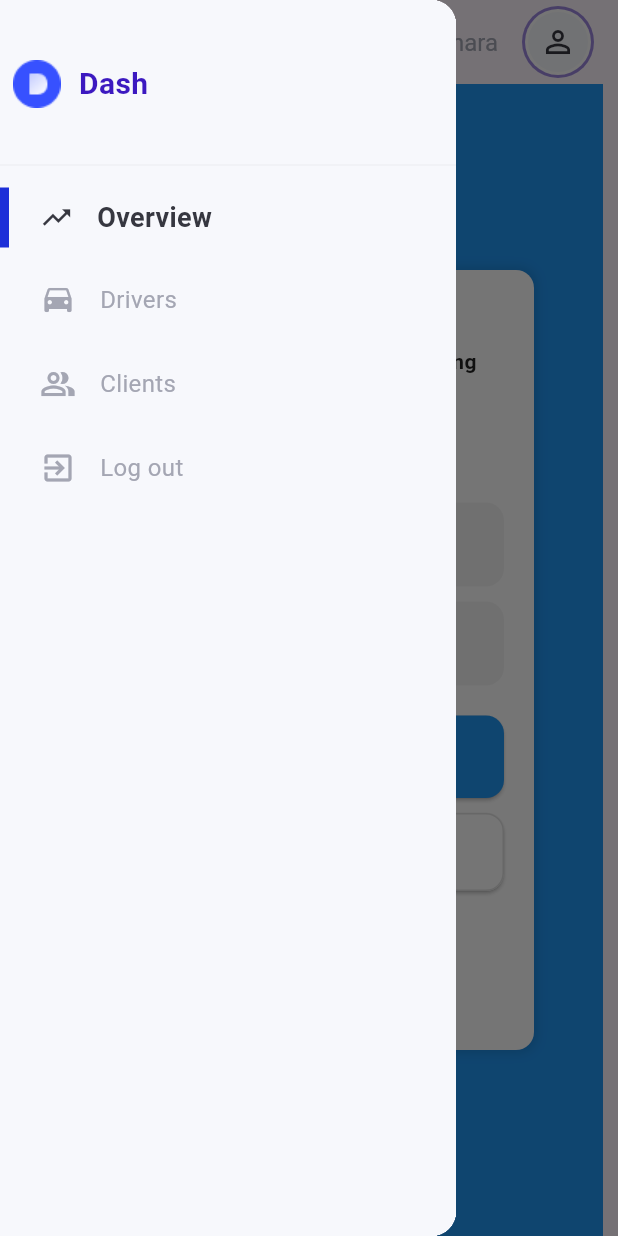
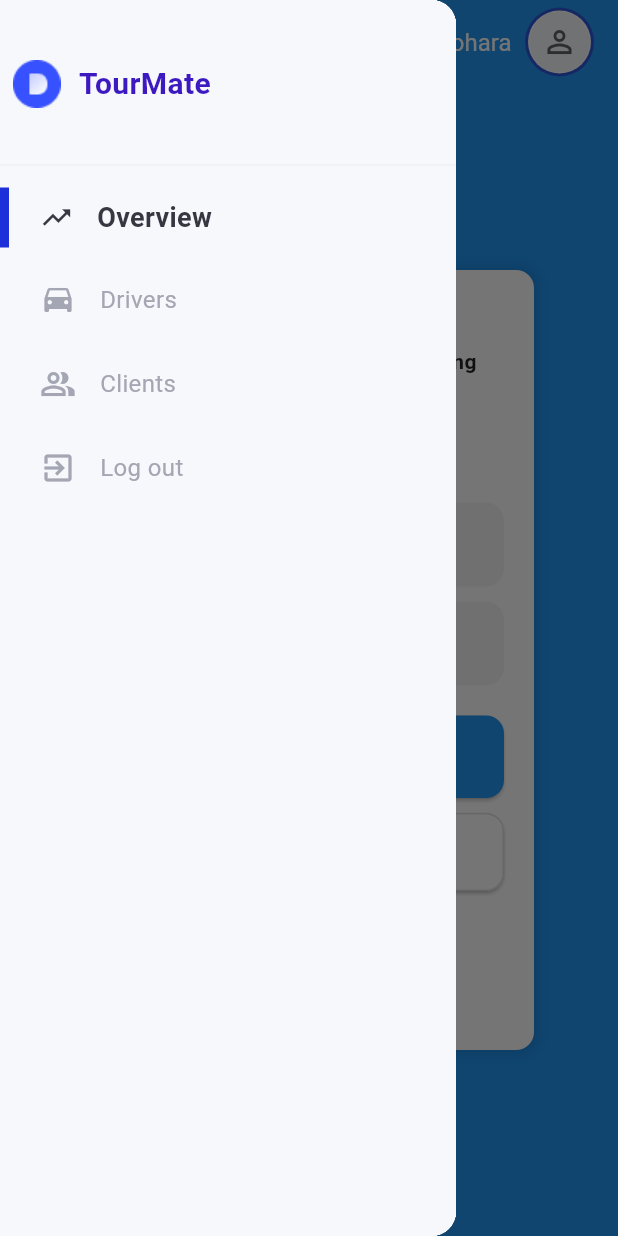
Before and after one commit to yohanmanohara/tourmate, a Flutter app: the screen it shows after launch, with the side drawer open, on a phone screen of 412 x 824 dp. Run offline on Flutter 3.47's test engine with Material 3 defaults, Android fonts, the phone set to English and light mode, and no system bars; our stand-ins replace firebase_auth, firebase_core, get, toastification; accounts and stored records are empty.

Commit message:
make dashbord

```diff
--- a/lib/layout.dart
+++ b/lib/layout.dart
@@ -20,7 +20,7 @@ class SiteLayout extends StatelessWidget {
       body: ResponsiveWidget(
         largeScreen: const LargeScreen(),
         smallScreen: Padding(
-        padding: const EdgeInsets.symmetric(horizontal: 10),
+        padding: const EdgeInsets.symmetric(horizontal: 0),
         child: localNavigator(),
       )
       ),
--- a/lib/widgets/side_menu.dart
+++ b/lib/widgets/side_menu.dart
@@ -34,7 +34,7 @@ class SideMenu extends StatelessWidget {
                         ),
                         const Flexible(
                           child: CustomText(
-                            text: "Dash",
+                            text: "TourMate",
                             size: 20,
                             weight: FontWeight.bold,
                             color: active,
--- a/lib/widgets/top_nav.dart
+++ b/lib/widgets/top_nav.dart
@@ -6,6 +6,7 @@ import 'custom_text.dart';
 
 AppBar topNavigationBar(BuildContext context, GlobalKey<ScaffoldState> key) =>
     AppBar(
+
       leading: !ResponsiveWidget.isSmallScreen(context)
           ? Row(
               children: [
@@ -37,7 +38,7 @@ AppBar topNavigationBar(BuildContext context, GlobalKey<ScaffoldState> key) =>
           IconButton(
               icon: const Icon(
                 Icons.settings,
-                color: dark,
+                color: Color.fromARGB(255, 255, 255, 255),
               ),
               onPressed: () {}),
           Stack(
@@ -45,7 +46,7 @@ AppBar topNavigationBar(BuildContext context, GlobalKey<ScaffoldState> key) =>
               IconButton(
                   icon: Icon(
                     Icons.notifications,
-                    color: dark.withOpacity(.7),
+                    color: const Color.fromARGB(255, 255, 255, 255).withOpacity(.7),
                   ),
                   onPressed: () {}),
               Positioned(
@@ -69,14 +70,14 @@ AppBar topNavigationBar(BuildContext context, GlobalKey<ScaffoldState> key) =>
             color: lightGrey,
           ),
           const SizedBox(
-            width: 24,
+            width: 19,
           ),
           const CustomText(
             text: "Yohan Manohara",
-            color: lightGrey,
+            color: Color.fromARGB(255, 255, 255, 255),
           ),
           const SizedBox(
-            width: 16,
+            width: 9,
           ),
           Container(
             decoration: BoxDecoration(
@@ -85,20 +86,21 @@ AppBar topNavigationBar(BuildContext context, GlobalKey<ScaffoldState> key) =>
             child: Container(
               decoration: BoxDecoration(
                   color: Colors.white, borderRadius: BorderRadius.circular(30)),
-              padding: const EdgeInsets.all(2),
+              padding: const EdgeInsets.all(1),
               margin: const EdgeInsets.all(2),
               child: const CircleAvatar(
                 backgroundColor: light,
                 child: Icon(
                   Icons.person_outline,
-                  color: dark,
+                  color: Color.fromARGB(255, 100, 99, 99),
                 ),
               ),
             ),
           )
         ],
       ),
-      iconTheme: const IconThemeData(color: dark),
+      iconTheme: const IconThemeData(color: Color.fromARGB(255, 255, 255, 255)),
       elevation: 0,
-      backgroundColor: Colors.transparent,
+      backgroundColor: Colors.blue,
+
     );
```
